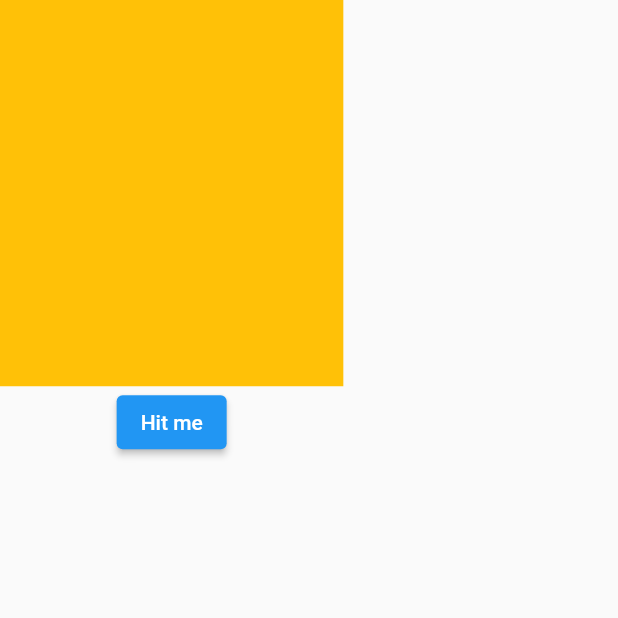
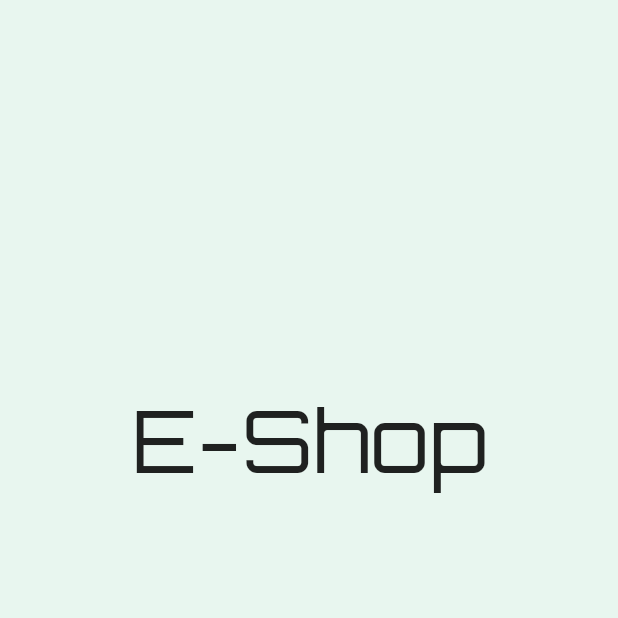
Before and after one commit to iamalok12/eshop, a Flutter app: the SplashScreen screen opened directly, on a phone screen of 412 x 824 dp, the top half of it. Run offline on Flutter 3.47's test engine with Material 2 defaults, Android fonts, the light colour scheme and no system bars; our stand-ins replace flutter_screenutil, google_fonts, rive.

Commit message:
splash screen added

```diff
--- a/lib/screens/screens.dart
+++ b/lib/screens/screens.dart
@@ -1 +1,2 @@
+export 'login/login.dart';
 export 'splash_screen/splash_screen.dart';
--- a/lib/screens/splash_screen/splash_screen.dart
+++ b/lib/screens/splash_screen/splash_screen.dart
@@ -1,34 +1,36 @@
+import 'package:eshop/screens/screens.dart';
+import 'package:eshop/utils/utils.dart';
 import 'package:flutter/material.dart';
-import 'package:flutter_screenutil/flutter_screenutil.dart';
-import 'package:eshop/widgets/widgets.dart';
 
-class SplashScreen extends StatelessWidget {
+class SplashScreen extends StatefulWidget {
+  @override
+  _SplashScreenState createState() => _SplashScreenState();
+}
+class _SplashScreenState extends State<SplashScreen> {
+
+  Future<void> goToScreen()async{
+    await Future.delayed(const Duration(seconds: 2),(){
+      Navigator.push(context, MaterialPageRoute(builder: (context)=>LoginScreen()));
+    });
+  }
+  @override
+  void initState() {
+    goToScreen();
+    super.initState();
+  }
+
   @override
   Widget build(BuildContext context) {
     return Scaffold(
       body: SafeArea(
-        child: Column(
-          children: [
-            Container(
-              height: 200.h,
-              width: 200.w,
-              color: Colors.amber,
-            ),
-            ElevatedButton(
-                onPressed: () {
-                  showDialog(
-                    context: context,
-                    barrierDismissible: false,
-                    builder: (_) {
-                      return CustomDialogue(callback: (){
-                        Navigator.pop(context);
-                      }, text: "Done", type: dialogueType.error);
-                    },
-                  );
-                },
-                child: const Text("Hit me"))
-          ],
-        ),
+        child: Center(
+          child: Column(
+            children: [
+              SizedBox(height: 200.h,),
+              Text("E-Shop",style: GoogleFonts.orbitron(fontSize: 50.sp),)
+            ],
+          ),
+        )
       ),
     );
   }
--- a/lib/utils/colorpallets.dart
+++ b/lib/utils/colorpallets.dart
@@ -0,0 +1,3 @@
+import 'dart:ui';
+
+Color kBackground=const Color(0xffE8F6EF);
--- a/lib/utils/utils.dart
+++ b/lib/utils/utils.dart
@@ -1,2 +1,4 @@
 export 'colorpallets.dart';
 export 'textstyles.dart';
+export 'package:google_fonts/google_fonts.dart';
+export 'package:flutter_screenutil/flutter_screenutil.dart';
```
Also changed, not shown: lib/main.dart (+7 -1 lines), lib/screens/choose_role/choose_role.dart (added, +9 -0 lines), lib/screens/login/login.dart (added, +10 -0 lines), lib/widgets/dialogue_boxes/dialogue.dart (+8 -2 lines), pubspec.yaml (+5 -3 lines), pubspec.lock, 2 other files.
